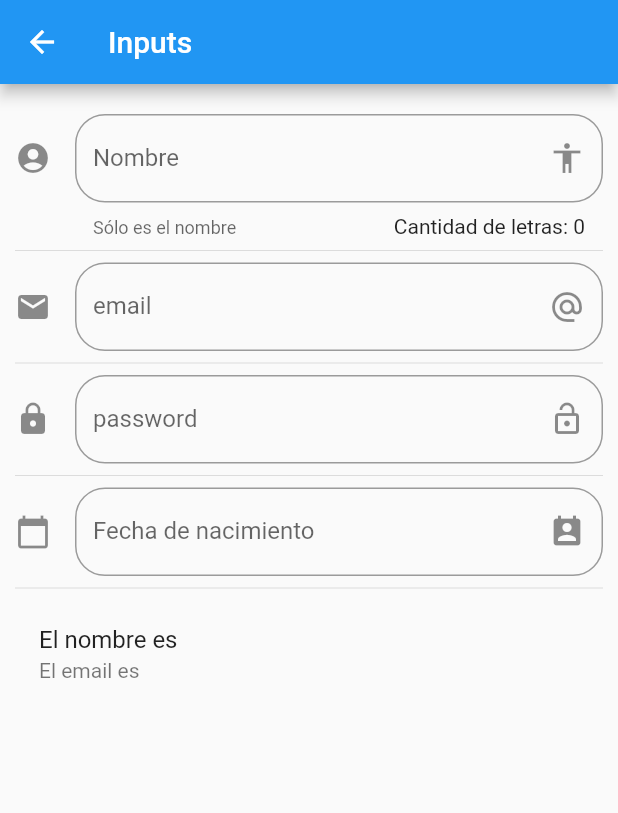
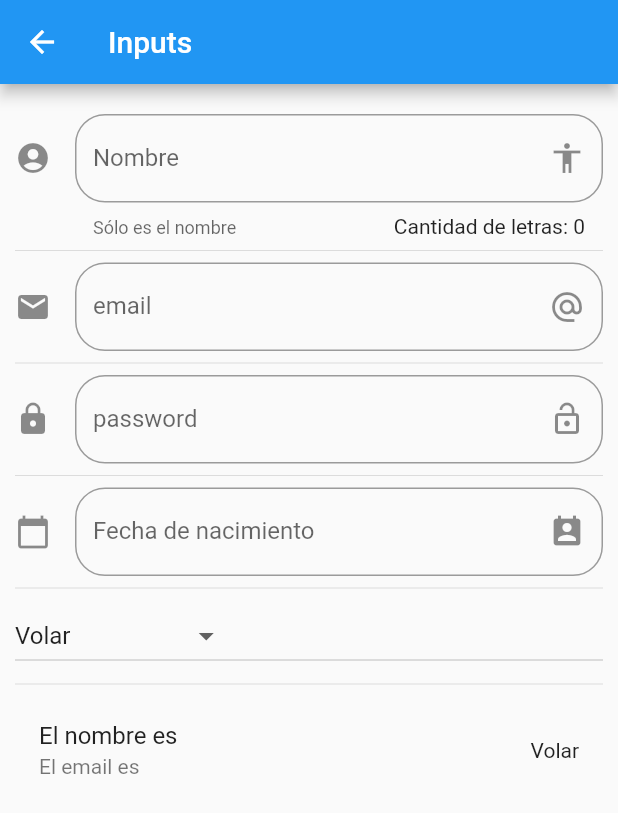
Before and after one commit to CarlosDez23/componentes_flutter, a Flutter app: the screen it shows after launch, after a tap on "Inputs", on a phone screen of 412 x 824 dp. Shown: the top 813 px of the screen. Run offline on Flutter 3.47's test engine with Material 2 defaults, Android fonts, the phone set to English and light mode, and no system bars; network calls fail.

Commit message:
Formularios e inputs

```diff
--- a/lib/main.dart
+++ b/lib/main.dart
@@ -1,10 +1,9 @@
+import 'package:flutter/material.dart';
+//Internacionalización
+import 'package:flutter_localizations/flutter_localizations.dart';
+
 import 'package:componentes_flutter/src/routes/routes.dart';
-import 'package:flutter/material.dart';
-
 import 'package:componentes_flutter/src/pages/alert_page.dart';
-
-//import 'package:componentes_flutter/src/pages/home_temp.dart';
-
 
 void main() => runApp(MyApp());
 
@@ -14,6 +13,15 @@ class MyApp extends StatelessWidget {
     return MaterialApp(
       title: 'ComponentesApp',
       debugShowCheckedModeBanner: false,
+      //Internacionalización
+      localizationsDelegates: [
+        GlobalMaterialLocalizations.delegate,
+        GlobalWidgetsLocalizations.delegate,
+      ],
+      supportedLocales: [
+        const Locale('en', 'US'),
+        const Locale('es', 'ES'),
+      ],
       //Rutas de la aplicación
       initialRoute: '/',
       routes: getApplicationRoutes(),
--- a/lib/src/pages/inputs_page.dart
+++ b/lib/src/pages/inputs_page.dart
@@ -12,6 +12,9 @@ class _InputsPageState extends State<InputsPage> {
   String _userName = '';
   String _email = '';
   String _fecha = '';
+  String _optionSelected = 'Volar';
+
+  List<String> _poderes = ['Volar', 'Rayos X', 'Super Fuerza', 'Super Velocidad'];
 
   TextEditingController _inputFieldDateController = new TextEditingController();
 
@@ -31,6 +34,8 @@ class _InputsPageState extends State<InputsPage> {
           _createPasswordField(),
           Divider(),
           _createDateInput(context),
+          Divider(),
+          _createDropdown(),
           Divider(),
           _showValues(),
         ],
@@ -60,13 +65,6 @@ class _InputsPageState extends State<InputsPage> {
         });
 
       }
-    );
-  }
-
-  Widget _showValues() {
-    return ListTile(
-      title: Text('El nombre es $_userName'),
-      subtitle: Text('El email es $_email'),
     );
   }
 
@@ -136,12 +134,14 @@ class _InputsPageState extends State<InputsPage> {
     );
   }
 
+  //DatePicker
   _selectDate(BuildContext context) async {
     DateTime picked = await showDatePicker(
       context: context,
       initialDate: new DateTime.now(),
       firstDate: new DateTime(2018),
       lastDate: new DateTime(2025),
+      locale: Locale('es','ES'),
     );
     if(picked != null){
       setState((){
@@ -150,4 +150,43 @@ class _InputsPageState extends State<InputsPage> {
       });
     }
   }
+
+
+  //Creación de un dropdown menú
+  Widget _createDropdown() {
+    return Row(
+      children : <Widget> [
+        Expanded(
+            child: DropdownButton(
+              items: getDropdownOptions(),
+              value: _optionSelected,
+              onChanged: (optionSelected){
+                setState(() {
+                  _optionSelected = optionSelected;
+                });
+              } ,
+            ),
+        )
+      ]
+    );
+  }
+
+  List<DropdownMenuItem<String>> getDropdownOptions () {
+    List<DropdownMenuItem<String>> list = new List();
+    _poderes.forEach((poder) {
+      list.add(DropdownMenuItem(
+        child: Text(poder),
+        value: poder,
+      ));
+    });
+    return list;
+  }
+
+  Widget _showValues() {
+    return ListTile(
+      title: Text('El nombre es $_userName'),
+      subtitle: Text('El email es $_email'),
+      trailing: Text(_optionSelected),
+    );
+  }
 }
--- a/pubspec.yaml
+++ b/pubspec.yaml
@@ -22,6 +22,9 @@ environment:
 
 dependencies:
   flutter:
+    sdk: flutter
+  #internacionalizaciónñ
+  flutter_localizations:
     sdk: flutter
 
 
```
Also changed, not shown: pubspec.lock.
